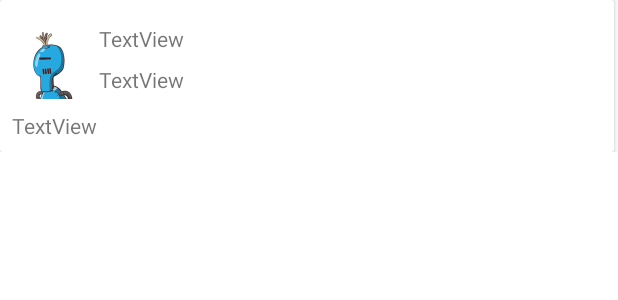
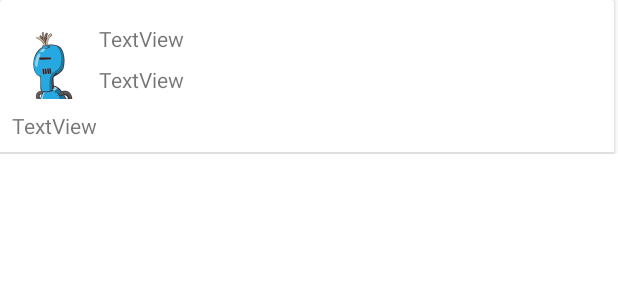
Before and after one commit to CubeOfCheese/Mastorithm, an Android app: the layout feed_post.xml on its own in the app's theme, with its tools: preview values and no code run, on a phone screen of 412 x 824 dp. Shown: the top 300 px of the screen. Run offline under Robolectric (Android 15) with nearby library versions, the phone set to English and light mode, and no system bars.

Commit message:
swipe down to load new posts

```diff
--- a/app/build.gradle
+++ b/app/build.gradle
@@ -41,6 +41,7 @@ dependencies {
     implementation 'com.squareup.retrofit2:retrofit:2.9.0'
     implementation 'com.squareup.retrofit2:converter-gson:2.9.0'
     implementation 'com.squareup.picasso:picasso:2.8'
+    implementation "androidx.swiperefreshlayout:swiperefreshlayout:1.1.0"
     testImplementation 'junit:junit:4.13.2'
     androidTestImplementation 'androidx.test.ext:junit:1.1.5'
     androidTestImplementation 'androidx.test.espresso:espresso-core:3.5.1'
--- a/app/src/main/java/com/cubeofcheese/mastorithm/ApiInterface.kt
+++ b/app/src/main/java/com/cubeofcheese/mastorithm/ApiInterface.kt
@@ -4,6 +4,6 @@ import retrofit2.Call
 import retrofit2.http.GET
 
 interface ApiInterface {
-    @GET("https://mstdn.social/api/v1/timelines/public?limit=1")
+    @GET("https://mstdn.social/api/v1/timelines/public?limit=10")
     fun getData(): Call<List<TestData>>
 }
--- a/app/src/main/res/layout/activity_main.xml
+++ b/app/src/main/res/layout/activity_main.xml
@@ -1,5 +1,7 @@
 <?xml version="1.0" encoding="utf-8"?>
-<androidx.constraintlayout.widget.ConstraintLayout xmlns:android="http://schemas.android.com/apk/res/android"
+<androidx.swiperefreshlayout.widget.SwipeRefreshLayout
+    android:id="@+id/swipeToRefresh"
+    xmlns:android="http://schemas.android.com/apk/res/android"
     xmlns:app="http://schemas.android.com/apk/res-auto"
     xmlns:tools="http://schemas.android.com/tools"
     android:layout_width="match_parent"
@@ -16,4 +18,4 @@
         app:layout_constraintStart_toStartOf="parent"
         app:layout_constraintTop_toTopOf="parent" />
 
-</androidx.constraintlayout.widget.ConstraintLayout>
+</androidx.swiperefreshlayout.widget.SwipeRefreshLayout>
--- a/app/src/main/res/layout/feed_post.xml
+++ b/app/src/main/res/layout/feed_post.xml
@@ -71,6 +71,12 @@
                         app:layout_constraintStart_toStartOf="parent"
                         app:layout_constraintTop_toTopOf="parent" />
                 </androidx.constraintlayout.widget.ConstraintLayout>
+
+                <View
+                    android:id="@+id/divider"
+                    android:layout_width="match_parent"
+                    android:layout_height="1dp"
+                    android:background="?android:attr/listDivider" />
             </LinearLayout>
 
         </androidx.constraintlayout.widget.ConstraintLayout>
```
Also changed, not shown: app/src/main/java/com/cubeofcheese/mastorithm/MainActivity.kt (+13 -4 lines).
